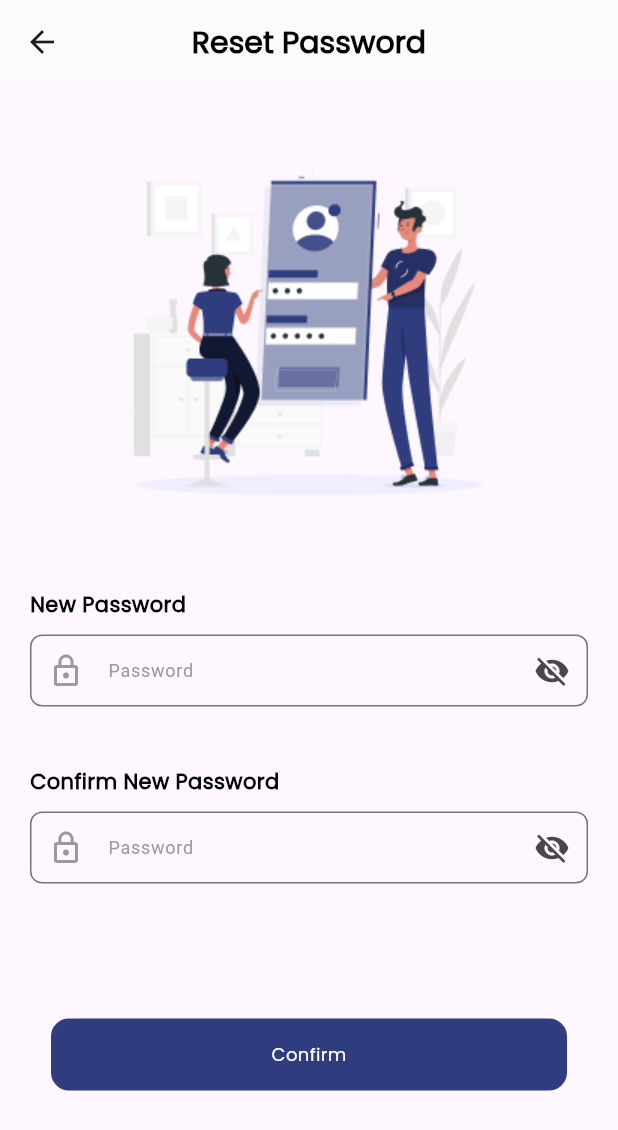
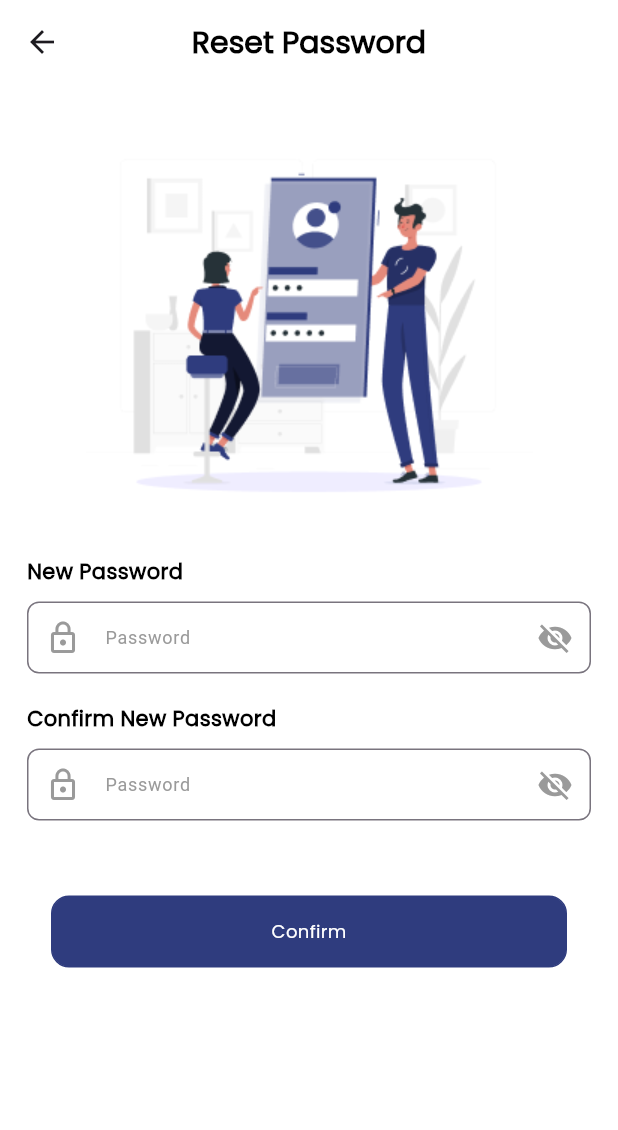
Before and after one commit to OmarZlata/Epic_Explora, a Flutter app: the ResetPasswordScreen screen opened directly, on a phone screen of 412 x 824 dp. Shown: the top 1130 px of the screen. Run offline on Flutter 3.47's test engine with Material 3 defaults, Android fonts, the phone set to English and light mode, and no system bars; our stand-ins replace dio, dotted_border, dropdown_button2, flutter_bloc, flutter_screenutil, font_awesome_flutter and 3 more; accounts and stored records are empty.

```diff
--- a/lib/Views/Home/view.dart
+++ b/lib/Views/Home/view.dart
@@ -46,7 +46,9 @@ class _HomeViewState extends State<HomeView> {
             final cubit = BlocProvider.of<HomeCubit>(context);
             if (state is HomeLoading) {
               return Center(
-                child: CircularProgressIndicator(),
+                child: CircularProgressIndicator(
+                  color: AppColors.blue,
+                ),
               );
             }
             final location = cubit.location;
@@ -54,7 +56,7 @@ class _HomeViewState extends State<HomeView> {
               return Center(child: Text('Something went wrong!'));
             }
             return Padding(
-              padding: const EdgeInsets.symmetric(horizontal: 8,vertical: 3 ),
+              padding: const EdgeInsets.symmetric(horizontal: 12,vertical: 14 ),
               child: ListView(
                 children: [
                   Row(
--- a/lib/Views/WelcomeScreens/splash_screen.dart
+++ b/lib/Views/WelcomeScreens/splash_screen.dart
@@ -26,7 +26,7 @@ class _SplashScreenState extends State<SplashScreen>
     _controller.forward();
 
     Timer(
-      Duration(seconds: 10),
+      Duration(seconds: 3),
           () => Navigator.pushReplacement(
         context,
         MaterialPageRoute(
--- a/lib/Views/auth/Reset_Password.dart
+++ b/lib/Views/auth/Reset_Password.dart
@@ -1,3 +1,4 @@
+import 'package:epic_expolre/Views/auth/SignIn.dart';
 import 'package:flutter/material.dart';
 import 'package:flutter_screenutil/flutter_screenutil.dart';
 import '../../Widgets/app_button.dart';
@@ -24,26 +25,31 @@ class _ResetPasswordScreenState extends State<ResetPasswordScreen> {
       context: context,
       builder: (BuildContext context) {
         return AlertDialog(
-          content: Container(height: 110,
+          content: Container(
+            height: 110,
             child: Column(
-              children: [Image.asset('assets/images/icon.png'),
+              children: [
+                Image.asset('assets/images/icon.png'),
                 AppText(
                   title: "Reset Password successfully",
                   color: AppColors.green,
                   fontWeight: FontWeight.bold,
                 ),
-
               ],
             ),
-
           ),
           actions: <Widget>[
-        Divider(color: AppColors.grey,height: 0.5),
+            Divider(color: AppColors.grey, height: 0.5),
             TextButton(
               onPressed: () {
-                Navigator.of(context).pop();
+                Navigator.of(context).push(MaterialPageRoute(builder: (context) => SignInView(),));
               },
-              child: Center(child: AppText(title: "Ok",color: AppColors.black,fontWeight: FontWeight.bold,)),
+              child: Center(
+                  child: AppText(
+                title: "Ok",
+                color: AppColors.black,
+                fontWeight: FontWeight.bold,
+              )),
             ),
           ],
         );
@@ -51,20 +57,29 @@ class _ResetPasswordScreenState extends State<ResetPasswordScreen> {
     );
   }
 
-  Widget Image_() {
-    return Padding(
-      padding: const EdgeInsets.only(top: 20),
-      child: Image.asset(
+  @override
+  Widget build(BuildContext context) {
+    return SafeArea(
+      child: Scaffold(
+        backgroundColor:AppColors.white  ,
+        appBar: AppBar(
+          title: AppText(
+              title: "Reset Password",
+              color: AppColors.black,
+              fontWeight: FontWeight.bold,
+              fontSize: 20),
+          centerTitle: true,
+          backgroundColor: AppColors.white,
+          elevation: 0,
+        ),
+        body: SingleChildScrollView(
+          padding: EdgeInsets.all(18),
+          child: Column(
+            children: [
+              Image.asset(
                 'assets/images/reset.png',
               ),
-    );
-  }
-
-  Widget PasswordTextField() {
-    return Padding(
-      padding:
-          const EdgeInsets.only(left: 20.0, top: 20, right: 20, bottom: 20),
-      child: Column(
+              Column(
                 crossAxisAlignment: CrossAxisAlignment.start,
                 children: [
                   AppText(
@@ -87,25 +102,17 @@ class _ResetPasswordScreenState extends State<ResetPasswordScreen> {
                         });
                       },
                       icon: Icon(
-                obscurePassword ? Icons.visibility_off : Icons.visibility,
+                        color:
+                        obscurePassword ? AppColors.grey : AppColors.blue,
+                        obscurePassword
+                            ? Icons.visibility_off
+                            : Icons.visibility,
                       ),
                     ),
                     obscureText: obscurePassword,
                     maxLines: 1,
-            controller: passwordController,
                   ),
-        ],
-      ),
-    );
-  }
-
-  Widget ConfirmPasswordTextField() {
-    return Padding(
-      padding:
-          const EdgeInsets.only(left: 20.0, top: 20, right: 20, bottom: 20),
-      child: Column(
-        crossAxisAlignment: CrossAxisAlignment.start,
-        children: [
+                  SizedBox(height: 20,),
                   AppText(
                     title: "Confirm New Password",
                     color: AppColors.black,
@@ -126,22 +133,23 @@ class _ResetPasswordScreenState extends State<ResetPasswordScreen> {
                         });
                       },
                       icon: Icon(
-                obscurePassword2 ? Icons.visibility_off : Icons.visibility,
+                        color:
+                        obscurePassword2 ? AppColors.grey : AppColors.blue,
+                        obscurePassword2
+                            ? Icons.visibility_off
+                            : Icons.visibility,
                       ),
                     ),
                     obscureText: obscurePassword2,
                     maxLines: 1,
-            controller: ConfirmpasswordController,
                   ),
-        ],
+                  SizedBox(
+                    height: 50,
                   ),
-    );
-  }
-
-  Widget ContinueButton() {
-    return Padding(
-      padding: const EdgeInsets.all(20.0),
-      child: AppButton(
+                  Row(
+                    mainAxisAlignment: MainAxisAlignment.center,
+                    children: [
+                      AppButton(
                         title: "Confirm",
                         color: AppColors.blue,
                         font_color: AppColors.white,
@@ -149,33 +157,11 @@ class _ResetPasswordScreenState extends State<ResetPasswordScreen> {
                           _showAlertDialog(context);
                         },
                       ),
-    );
-  }
+                    ],
+                  ),
+                ],
+              ),
 
-  @override
-  Widget build(BuildContext context) {
-    return Scaffold(
-      appBar: AppBar(
-        title: AppText(
-            title: "Reset Password",
-            color: AppColors.black,
-            fontWeight: FontWeight.bold,
-            fontSize: 20),
-        centerTitle: true,
-        backgroundColor: AppColors.white,
-        elevation: 0.5,
-      ),
-      body: SingleChildScrollView(
-        child: Center(
-          child: Column(
-            children: [
-              Image_(),
-              PasswordTextField(),
-              ConfirmPasswordTextField(),
-              SizedBox(
-                height: 50,
-              ),
-              ContinueButton(),
             ],
           ),
         ),
--- a/lib/core/api/api_interceptors.dart
+++ b/lib/core/api/api_interceptors.dart
@@ -9,7 +9,7 @@ class ApiInterceptor extends Interceptor {
   void onRequest(RequestOptions options, RequestInterceptorHandler handler) {
     options.headers[ApiKey.token] =
         CacheHelper().getData(key: ApiKey.token) != null
-            ? 'Bearer  ${CacheHelper().getData(key: ApiKey.token)}'
+            ? 'Bearer${CacheHelper().getData(key: ApiKey.token)}'
             : null;
     super.onRequest(options, handler);
   }
--- a/lib/core/api/const_end_ponits.dart
+++ b/lib/core/api/const_end_ponits.dart
@@ -2,10 +2,12 @@ import 'package:epic_expolre/core/models/sign_up_model.dart';
 
 class EndPoint {
 
-  static String baseUrl = "https://efe4-197-35-208-175.ngrok-free.app/";
+  static String baseUrl = "https://e05a-197-35-196-141.ngrok-free.app/";
   static String signIn = "api/user/login/";
   static String register = "api/user/register/";
   static String logout="api/user/logout/";
+  static String forgot_password="api/user/forgot_password";
+
   static String getUserDataEndPoint(id) {
     return "user/get-user/$id";
   }
--- a/lib/main.dart
+++ b/lib/main.dart
@@ -51,7 +51,7 @@ class MyApp extends StatelessWidget {
           theme: ThemeData(
             primaryColor: Color(0xFF2F3C7E),
           ),
-          home: BookingDetails(),
+          home:SignInView(),
         );
       },
     );
```
Also changed, not shown: lib/Views/My_Trips/Add_Trip/add_trip.dart (+8 -0 lines), lib/Views/Profile/profile_main.dart (+13 -45 lines), lib/Views/auth/Forget_Password.dart (+43 -48 lines), lib/Views/auth/SignIn.dart (+3 -5 lines), lib/Views/auth/SignUp.dart (+4 -6 lines), lib/Views/auth/Verification.dart (+18 -26 lines), lib/cubit/user_cubit.dart (+26 -20 lines). Lines whose indentation alone changed are shown as unchanged.
